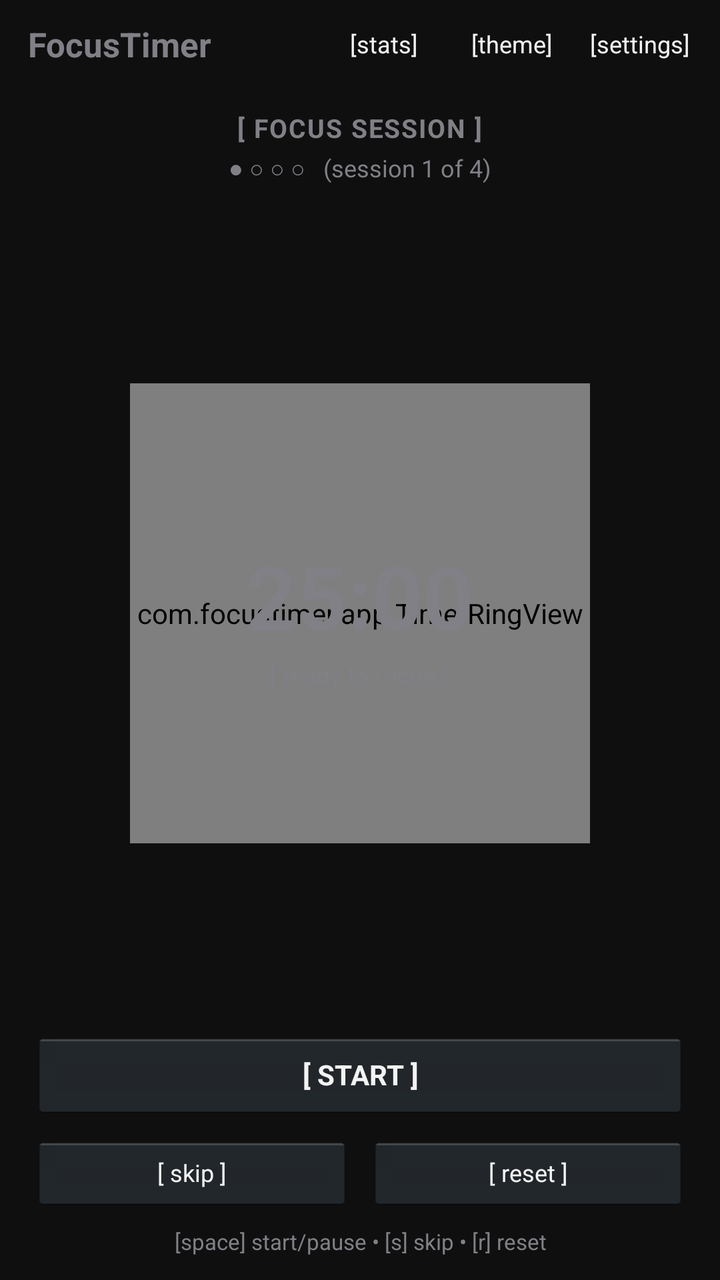
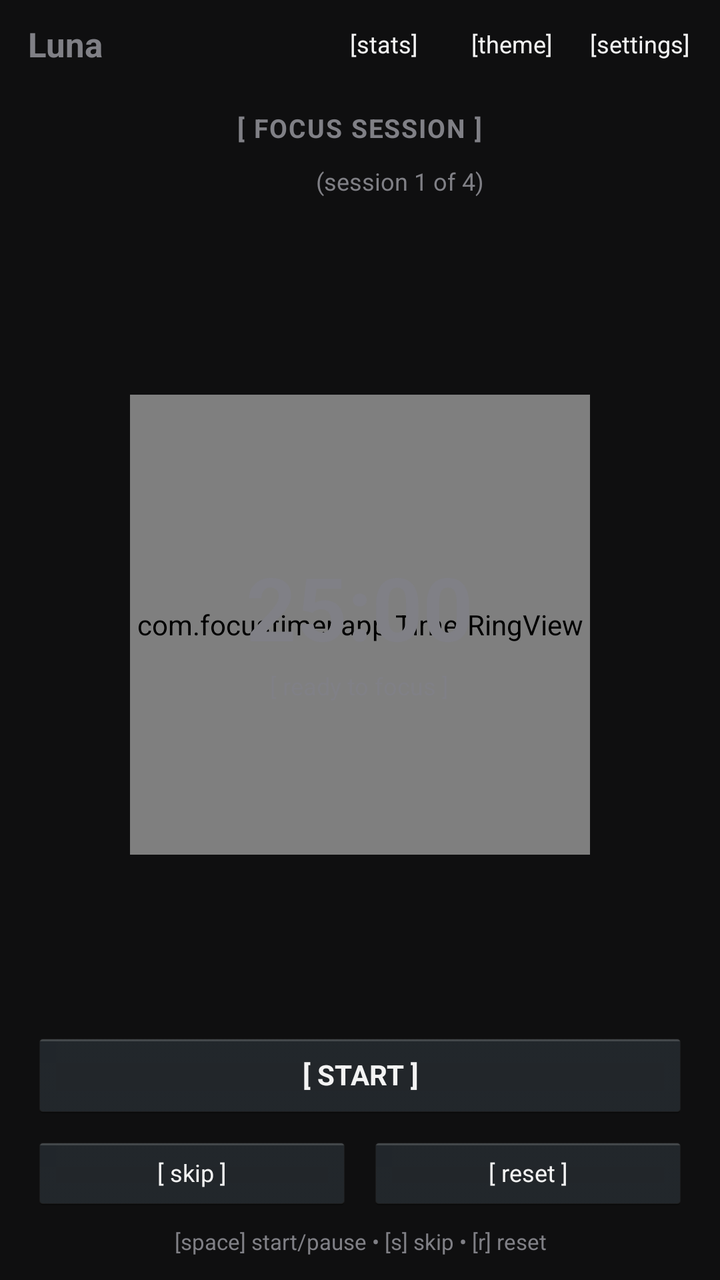

Screens rendered from an Android XML layout before and after an edit, with the pre-edit source and the edit as a unified diff.
<!-- AndroidManifest.xml: application theme AppTheme -->
<!-- res/layout/activity_main.xml -->
<?xml version="1.0" encoding="utf-8"?>
<LinearLayout xmlns:android="http://schemas.android.com/apk/res/android"
    android:id="@+id/rootView"
    android:layout_width="match_parent"
    android:layout_height="match_parent"
    android:orientation="vertical">

    
    <LinearLayout
        android:id="@+id/headerBar"
        android:layout_width="match_parent"
        android:layout_height="44dp"
        android:orientation="horizontal"
        android:gravity="center_vertical"
        android:paddingLeft="14dp"
        android:paddingRight="8dp">

        <TextView
            android:id="@+id/tvAppTitle"
            android:layout_width="0dp"
            android:layout_height="wrap_content"
            android:layout_weight="1"
            android:text="FocusTimer"
            android:textSize="17sp"
            android:textStyle="bold"
            android:gravity="center_vertical" />

        <Button
            android:id="@+id/btnStats"
            android:layout_width="wrap_content"
            android:layout_height="32dp"
            android:text="[stats]"
            android:background="@null"
            android:textSize="12sp"
            android:paddingLeft="6dp"
            android:paddingRight="6dp" />

        <Button
            android:id="@+id/btnTheme"
            android:layout_width="wrap_content"
            android:layout_height="32dp"
            android:text="[theme]"
            android:background="@null"
            android:textSize="12sp"
            android:paddingLeft="6dp"
            android:paddingRight="6dp" />

        <Button
            android:id="@+id/btnSettings"
            android:layout_width="wrap_content"
            android:layout_height="32dp"
            android:text="[settings]"
            android:background="@null"
            android:textSize="12sp"
            android:paddingLeft="6dp"
            android:paddingRight="6dp" />
    </LinearLayout>

    <View
        android:id="@+id/headerDivider"
        android:layout_width="match_parent"
        android:layout_height="1dp" />

    
    <LinearLayout
        android:id="@+id/bannerLayout"
        android:layout_width="match_parent"
        android:layout_height="wrap_content"
        android:orientation="vertical"
        android:gravity="center"
        android:paddingTop="10dp"
        android:paddingBottom="6dp">

        <TextView
            android:id="@+id/tvStateBanner"
            android:layout_width="wrap_content"
            android:layout_height="wrap_content"
            android:text="[ FOCUS SESSION ]"
            android:textSize="13sp"
            android:textStyle="bold"
            android:letterSpacing="0.05" />

        <TextView
            android:id="@+id/tvCycleDots"
            android:layout_width="wrap_content"
            android:layout_height="wrap_content"
            android:text="● ○ ○ ○   (session 1 of 4)"
            android:textSize="12sp"
            android:layout_marginTop="3dp" />
    </LinearLayout>

    
    <FrameLayout
        android:layout_width="match_parent"
        android:layout_height="0dp"
        android:layout_weight="1"
        android:gravity="center">

        <com.focustimer.app.TimerRingView
            android:id="@+id/timerRing"
            android:layout_width="230dp"
            android:layout_height="230dp"
            android:layout_gravity="center" />

        <LinearLayout
            android:layout_width="wrap_content"
            android:layout_height="wrap_content"
            android:layout_gravity="center"
            android:orientation="vertical"
            android:gravity="center">

            <TextView
                android:id="@+id/tvCountdown"
                android:layout_width="wrap_content"
                android:layout_height="wrap_content"
                android:text="25:00"
                android:textSize="44sp"
                android:textStyle="bold"
                android:gravity="center" />

            <TextView
                android:id="@+id/tvStateSubtitle"
                android:layout_width="wrap_content"
                android:layout_height="wrap_content"
                android:text="[ ready to focus ]"
                android:textSize="12sp"
                android:layout_marginTop="2dp"
                android:gravity="center" />
        </LinearLayout>
    </FrameLayout>

    
    <LinearLayout
        android:id="@+id/bottomControls"
        android:layout_width="match_parent"
        android:layout_height="wrap_content"
        android:orientation="vertical"
        android:paddingLeft="16dp"
        android:paddingRight="16dp"
        android:paddingBottom="12dp">

        
        <Button
            android:id="@+id/btnPrimaryAction"
            android:layout_width="match_parent"
            android:layout_height="44dp"
            android:text="[ START ]"
            android:textSize="14sp"
            android:textStyle="bold" />

        
        <LinearLayout
            android:layout_width="match_parent"
            android:layout_height="38dp"
            android:orientation="horizontal"
            android:layout_marginTop="8dp">

            <Button
                android:id="@+id/btnSkip"
                android:layout_width="0dp"
                android:layout_height="match_parent"
                android:layout_weight="1"
                android:text="[ skip ]"
                android:textSize="12sp"
                android:layout_marginRight="4dp" />

            <Button
                android:id="@+id/btnReset"
                android:layout_width="0dp"
                android:layout_height="match_parent"
                android:layout_weight="1"
                android:text="[ reset ]"
                android:textSize="12sp"
                android:layout_marginLeft="4dp" />
        </LinearLayout>

        
        <TextView
            android:id="@+id/tvKeyboardHint"
            android:layout_width="match_parent"
            android:layout_height="wrap_content"
            android:text="[space] start/pause • [s] skip • [r] reset"
            android:textSize="11sp"
            android:gravity="center"
            android:layout_marginTop="8dp" />
    </LinearLayout>

</LinearLayout>
<!-- resources referenced by this layout -->
<resources>
  <style name="AppTheme" parent="android:Theme.Holo.NoActionBar">
          <item name="android:windowNoTitle">true</item>
          <item name="android:windowBackground">@color/bg_dark</item>
          <item name="android:textColorPrimary">@color/text_white</item>
          <item name="android:textColorSecondary">@color/text_dim</item>
      </style>
  <color name="bg_dark">#0F0F10</color>
  <color name="text_white">#F2F2F2</color>
  <color name="text_dim">#808086</color>
</resources>

<!-- the commit's change to res/layout/activity_main.xml (unified diff, before → after) -->
@@ -20,7 +20,7 @@
             android:layout_width="0dp"
             android:layout_height="wrap_content"
             android:layout_weight="1"
-            android:text="FocusTimer"
+            android:text="Luna"
             android:textSize="17sp"
             android:textStyle="bold"
             android:gravity="center_vertical" />
@@ -80,13 +80,35 @@
             android:textStyle="bold"
             android:letterSpacing="0.05" />
 
-        <TextView
-            android:id="@+id/tvCycleDots"
-            android:layout_width="wrap_content"
-            android:layout_height="wrap_content"
-            android:text="● ○ ○ ○   (session 1 of 4)"
-            android:textSize="12sp"
-            android:layout_marginTop="3dp" />
+        <LinearLayout
+            android:id="@+id/cycleRowLayout"
+            android:layout_width="wrap_content"
+            android:layout_height="wrap_content"
+            android:orientation="horizontal"
+            android:gravity="center_vertical"
+            android:layout_marginTop="5dp">
+
+            <ImageView
+                android:id="@+id/ivMoonAnim"
+                android:layout_width="26dp"
+                android:layout_height="26dp"
+                android:layout_marginRight="8dp" />
+
+            <LinearLayout
+                android:id="@+id/layoutCycleStars"
+                android:layout_width="wrap_content"
+                android:layout_height="wrap_content"
+                android:orientation="horizontal"
+                android:gravity="center_vertical" />
+
+            <TextView
+                android:id="@+id/tvCycleText"
+                android:layout_width="wrap_content"
+                android:layout_height="wrap_content"
+                android:text="(session 1 of 4)"
+                android:textSize="12sp"
+                android:layout_marginLeft="6dp" />
+        </LinearLayout>
     </LinearLayout>
 
     
